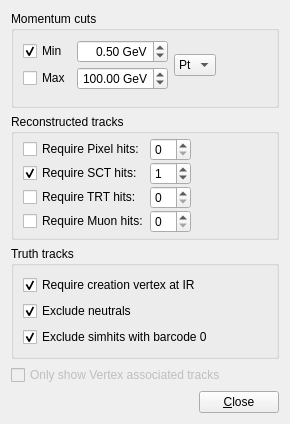
Above: graphics/VP1/VP1Systems/VP1TrackSystems/src/settings_cuts_form.ui from rolandjansky/athena before the change. Below: the same form after it.
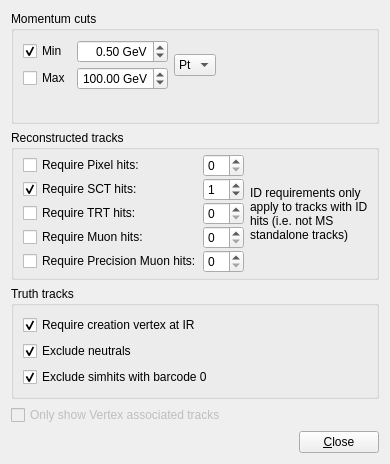
That is the form after the change. Custom widgets are drawn as their Qt base class.

What changed in the file:
```diff
--- a/graphics/VP1/VP1Systems/VP1TrackSystems/src/settings_cuts_form.ui
+++ b/graphics/VP1/VP1Systems/VP1TrackSystems/src/settings_cuts_form.ui
@@ -6,8 +6,8 @@
    <rect>
     <x>0</x>
     <y>0</y>
-    <width>290</width>
-    <height>420</height>
+    <width>390</width>
+    <height>464</height>
    </rect>
   </property>
   <property name="windowTitle">
@@ -185,6 +185,9 @@
         <item row="2" column="1">
          <widget class="QSpinBox" name="spinBox_cut_nhits_trt"/>
         </item>
+        <item row="3" column="1">
+         <widget class="QSpinBox" name="spinBox_cut_nhits_muon"/>
+        </item>
         <item row="3" column="0">
          <widget class="QCheckBox" name="checkBox_cut_nhits_muon">
           <property name="text">
@@ -192,11 +195,31 @@
           </property>
          </widget>
         </item>
-        <item row="3" column="1">
-         <widget class="QSpinBox" name="spinBox_cut_nhits_muon"/>
+        <item row="4" column="0">
+         <widget class="QCheckBox" name="checkBox_cut_nprecisionhits_muon">
+          <property name="text">
+           <string>Require Precision Muon hits:</string>
+          </property>
+         </widget>
+        </item>
+        <item row="4" column="1">
+         <widget class="QSpinBox" name="spinBox_cut_nprecisionhits_muon"/>
         </item>
        </layout>
       </item>
+      <item>
+       <widget class="QLabel" name="label">
+        <property name="autoFillBackground">
+         <bool>false</bool>
+        </property>
+        <property name="text">
+         <string>ID requirements only apply to tracks with ID hits (i.e. not MS standalone tracks)</string>
+        </property>
+        <property name="wordWrap">
+         <bool>true</bool>
+        </property>
+       </widget>
+      </item>
       <item>
        <spacer name="horizontalSpacer_2">
         <property name="orientation">
```
